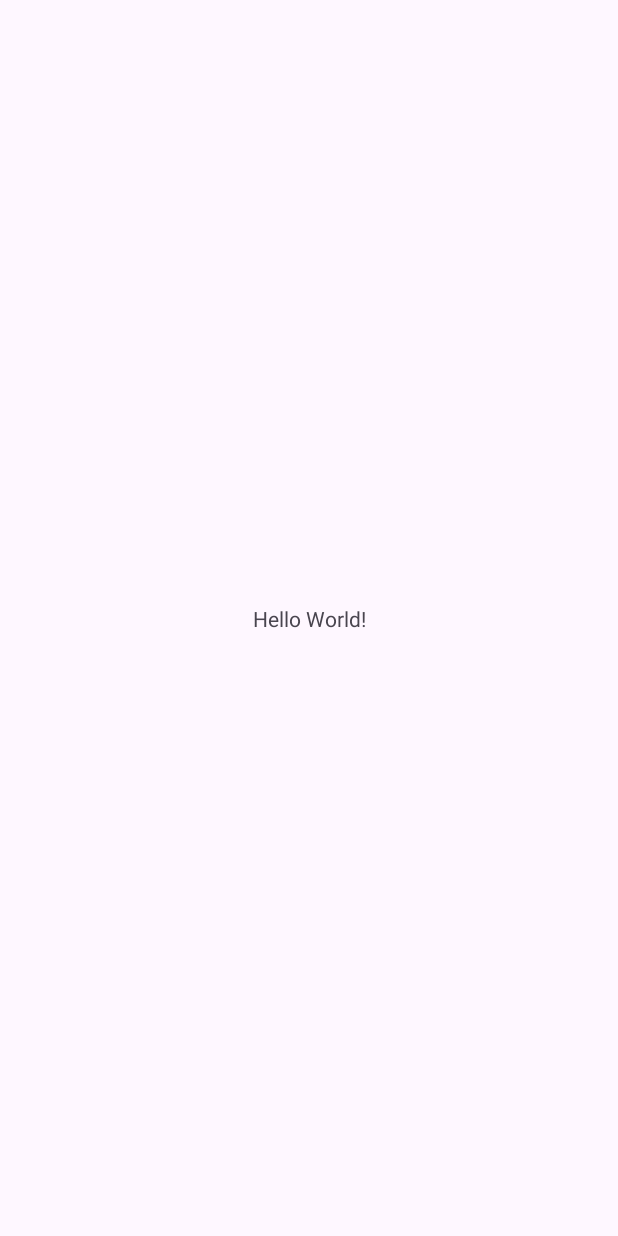
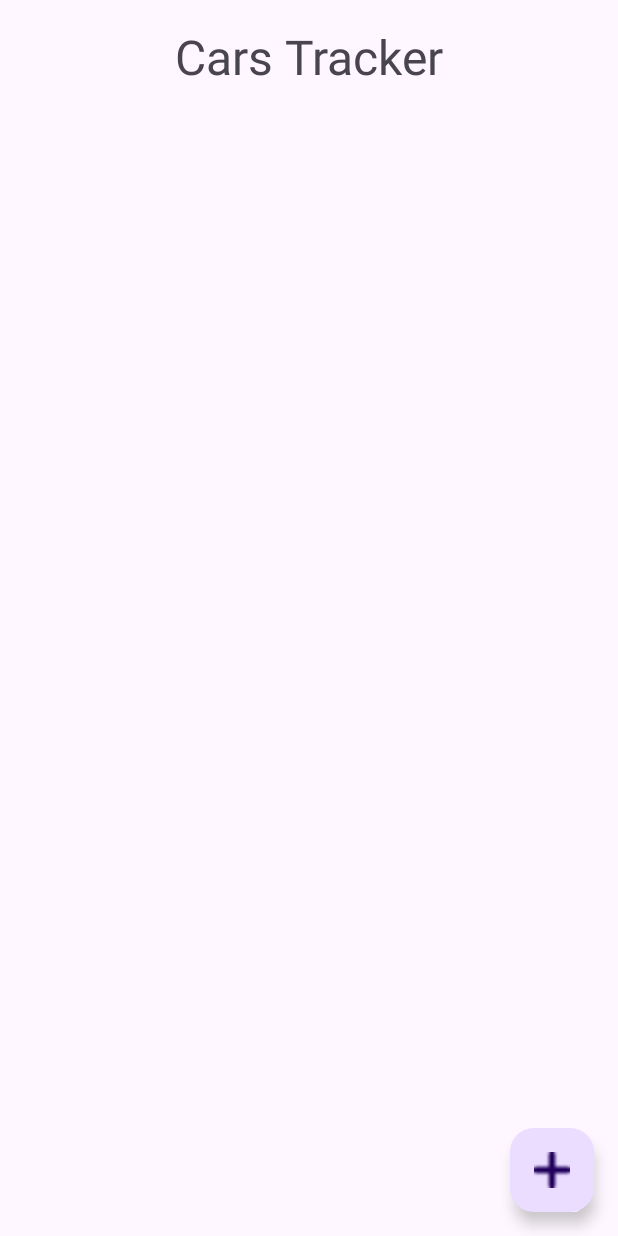
Before and after one commit to MelvinAguilar/cars-tracker, an Android app: the screen it shows after launch (MainActivity), on a phone screen of 412 x 824 dp. Before the commit the screen is almost empty. Run offline under Robolectric (Android 15) with nearby library versions, the phone set to English and light mode, and no system bars; our stand-ins replace data binding.

Commit message:
add views

```diff
--- a/app/build.gradle
+++ b/app/build.gradle
@@ -23,6 +23,11 @@ android {
             proguardFiles getDefaultProguardFile('proguard-android-optimize.txt'), 'proguard-rules.pro'
         }
     }
+
+    dataBinding {
+        enabled true
+    }
+
     compileOptions {
         sourceCompatibility JavaVersion.VERSION_1_8
         targetCompatibility JavaVersion.VERSION_1_8
--- a/app/src/main/java/com/melvin/carstracker/ui/MainActivity.kt
+++ b/app/src/main/java/com/melvin/carstracker/ui/MainActivity.kt
@@ -2,11 +2,17 @@ package com.melvin.carstracker.ui
 
 import androidx.appcompat.app.AppCompatActivity
 import android.os.Bundle
+import androidx.databinding.DataBindingUtil
 import com.melvin.carstracker.R
+import com.melvin.carstracker.databinding.ActivityMainBinding
 
 class MainActivity : AppCompatActivity() {
+
+    private lateinit var binding: ActivityMainBinding
+
     override fun onCreate(savedInstanceState: Bundle?) {
         super.onCreate(savedInstanceState)
-        setContentView(R.layout.activity_main)
+        binding = DataBindingUtil
+            .setContentView(this, R.layout.activity_main)
     }
 }
--- /dev/null
+++ b/app/src/main/java/com/melvin/carstracker/ui/car/container/CarContainer.kt
@@ -0,0 +1,61 @@
+package com.melvin.carstracker.ui.car.container
+
+import android.os.Bundle
+import androidx.fragment.app.Fragment
+import android.view.LayoutInflater
+import android.view.View
+import android.view.ViewGroup
+import android.widget.Toast
+import androidx.databinding.DataBindingUtil
+import androidx.fragment.app.activityViewModels
+import androidx.navigation.findNavController
+import com.google.android.material.floatingactionbutton.FloatingActionButton
+import com.melvin.carstracker.R
+import com.melvin.carstracker.data.carmodel.CarModel
+import com.melvin.carstracker.databinding.FragmentCarContainerBinding
+import com.melvin.carstracker.ui.car.viewmodel.CarViewModel
+
+
+class CarContainer : Fragment() {
+
+    //Binding
+    private lateinit var binding: FragmentCarContainerBinding
+
+    //viewmodel
+    private val viewModel: CarViewModel by activityViewModels {
+        CarViewModel.Factory
+    }
+
+    // UI
+    private lateinit var newCarButton: FloatingActionButton
+
+    override fun onCreateView(
+        inflater: LayoutInflater, container: ViewGroup?,
+        savedInstanceState: Bundle?
+    ): View? {
+        binding =
+            DataBindingUtil.inflate(inflater, R.layout.fragment_car_container, container, false)
+        return binding.root
+    }
+
+    override fun onViewCreated(view: View, savedInstanceState: Bundle?) {
+        super.onViewCreated(view, savedInstanceState)
+
+        bind()
+        addListeners()
+    }
+
+    private fun bind()  {
+        binding.let {
+            newCarButton = it.newCarFormButton
+        }
+    }
+
+    private fun addListeners() {
+        newCarButton.setOnClickListener {
+            viewModel.clearData()
+            it.findNavController()
+                .navigate(R.id.action_carContainer_to_newCarForm)
+        }
+    }
+}
--- a/app/src/main/res/layout/activity_main.xml
+++ b/app/src/main/res/layout/activity_main.xml
@@ -1,18 +1,20 @@
 <?xml version="1.0" encoding="utf-8"?>
-<androidx.constraintlayout.widget.ConstraintLayout xmlns:android="http://schemas.android.com/apk/res/android"
+
+<layout xmlns:android="http://schemas.android.com/apk/res/android"
     xmlns:app="http://schemas.android.com/apk/res-auto"
-    xmlns:tools="http://schemas.android.com/tools"
-    android:layout_width="match_parent"
-    android:layout_height="match_parent"
-    tools:context=".ui.MainActivity">
+    xmlns:tools="http://schemas.android.com/tools">
 
-    <TextView
-        android:layout_width="wrap_content"
-        android:layout_height="wrap_content"
-        android:text="Hello World!"
-        app:layout_constraintBottom_toBottomOf="parent"
-        app:layout_constraintEnd_toEndOf="parent"
-        app:layout_constraintStart_toStartOf="parent"
-        app:layout_constraintTop_toTopOf="parent" />
+    <FrameLayout
+        android:layout_width="match_parent"
+        android:layout_height="match_parent"
+        tools:context=".ui.MainActivity">
 
-</androidx.constraintlayout.widget.ConstraintLayout>
+        <androidx.fragment.app.FragmentContainerView
+            android:id="@+id/nav_host_fragment"
+            android:name="androidx.navigation.fragment.NavHostFragment"
+            android:layout_width="match_parent"
+            android:layout_height="match_parent"
+            app:navGraph="@navigation/nav_graph" />
+
+    </FrameLayout>
+</layout>
--- /dev/null
+++ b/app/src/main/res/layout/fragment_car_container.xml
@@ -0,0 +1,53 @@
+<?xml version="1.0" encoding="utf-8"?>
+<layout xmlns:android="http://schemas.android.com/apk/res/android"
+    xmlns:app="http://schemas.android.com/apk/res-auto"
+    xmlns:tools="http://schemas.android.com/tools">
+
+    <androidx.constraintlayout.widget.ConstraintLayout
+        android:id="@+id/frameLayout"
+        android:layout_width="match_parent"
+        android:layout_height="match_parent"
+        tools:context=".ui.car.container.CarContainer">
+
+        <TextView
+            android:id="@+id/textView2"
+            android:layout_width="wrap_content"
+            android:layout_height="wrap_content"
+            android:layout_marginTop="@dimen/medium_gap"
+            android:text="@string/cars_tracker_title"
+            android:textSize="@dimen/title_size"
+            app:layout_constraintEnd_toEndOf="parent"
+            app:layout_constraintStart_toStartOf="parent"
+            app:layout_constraintTop_toTopOf="parent" />
+
+        <ScrollView
+            android:layout_width="379dp"
+            android:layout_height="640dp"
+            android:layout_marginTop="@dimen/medium_gap"
+            android:layout_marginBottom="@dimen/medium_gap"
+            android:contentDescription="@string/cars_list_scroll_description"
+            app:layout_constraintBottom_toBottomOf="parent"
+            app:layout_constraintEnd_toEndOf="parent"
+            app:layout_constraintStart_toStartOf="parent"
+            app:layout_constraintTop_toBottomOf="@+id/textView2">
+
+            <LinearLayout
+                android:layout_width="match_parent"
+                android:layout_height="wrap_content"
+                android:orientation="vertical" />
+        </ScrollView>
+
+        <com.google.android.material.floatingactionbutton.FloatingActionButton
+            android:id="@+id/new_car_form_button"
+            android:layout_width="wrap_content"
+            android:layout_height="wrap_content"
+            android:layout_gravity="end|bottom"
+            android:layout_margin="16dp"
+            android:layout_marginEnd="@dimen/medium_gap"
+            android:layout_marginBottom="@dimen/medium_gap"
+            android:contentDescription="@string/new_car_action_button_description"
+            android:src="@drawable/plus"
+            app:layout_constraintBottom_toBottomOf="parent"
+            app:layout_constraintEnd_toEndOf="parent" />
+    </androidx.constraintlayout.widget.ConstraintLayout>
+</layout>
--- /dev/null
+++ b/app/src/main/res/navigation/nav_graph.xml
@@ -0,0 +1,34 @@
+<?xml version="1.0" encoding="utf-8"?>
+<navigation xmlns:android="http://schemas.android.com/apk/res/android"
+    xmlns:app="http://schemas.android.com/apk/res-auto"
+    android:id="@+id/nav_graph"
+    app:startDestination="@id/carContainer">
+
+    <fragment
+        android:id="@+id/carContainer"
+        android:name="com.melvin.carstracker.ui.car.container.CarContainer"
+        android:label="CarContainer" >
+        <action
+            android:id="@+id/action_carContainer_to_carDetail"
+            app:destination="@id/carDetail" />
+        <action
+            android:id="@+id/action_carContainer_to_newCarForm"
+            app:destination="@id/newCarForm" />
+    </fragment>
+    <fragment
+        android:id="@+id/carDetail"
+        android:name="com.melvin.carstracker.ui.car.CarDetail"
+        android:label="CarDetail" >
+        <action
+            android:id="@+id/action_carDetail_to_carContainer"
+            app:destination="@id/carContainer" />
+    </fragment>
+    <fragment
+        android:id="@+id/newCarForm"
+        android:name="com.melvin.carstracker.ui.car.newcar.NewCarForm"
+        android:label="NewCarForm" >
+        <action
+            android:id="@+id/action_newCarForm_to_carContainer"
+            app:destination="@id/carContainer" />
+    </fragment>
+</navigation>
--- a/app/src/main/res/values/strings.xml
+++ b/app/src/main/res/values/strings.xml
@@ -1,3 +1,15 @@
 <resources>
     <string name="app_name">CarsTracker</string>
+    <!-- TODO: Remove or change this placeholder text -->
+    <string name="hello_blank_fragment">Hello blank fragment</string>
+    <string name="cars_tracker_title">Cars Tracker</string>
+    <string name="cars_list_scroll_description">cars list</string>
+    <string name="new_car_action_button_description">New car</string>
+    <string name="add_new_car_title">Add new car</string>
+    <string name="submit_hint">Submit</string>
+    <string name="brand_hint">Brand</string>
+    <string name="model_hint">Model</string>
+    <string name="model_text">Model</string>
+    <string name="brand_text">Brand</string>
+    <string name="car_detail_text">Car Detail</string>
 </resources>
```
Also changed, not shown: app/src/main/java/com/melvin/carstracker/ui/car/CarDetail.kt (added, +23 -0 lines), app/src/main/java/com/melvin/carstracker/ui/car/newcar/NewCarForm.kt (added, +71 -0 lines), app/src/main/res/layout/fragment_car_detail.xml (added, +77 -0 lines), app/src/main/res/layout/fragment_new_car_form.xml (added, +82 -0 lines), app/src/main/res/values/dimens.xml (added, +12 -0 lines), app/src/main/res/drawable/plus.png (added).
